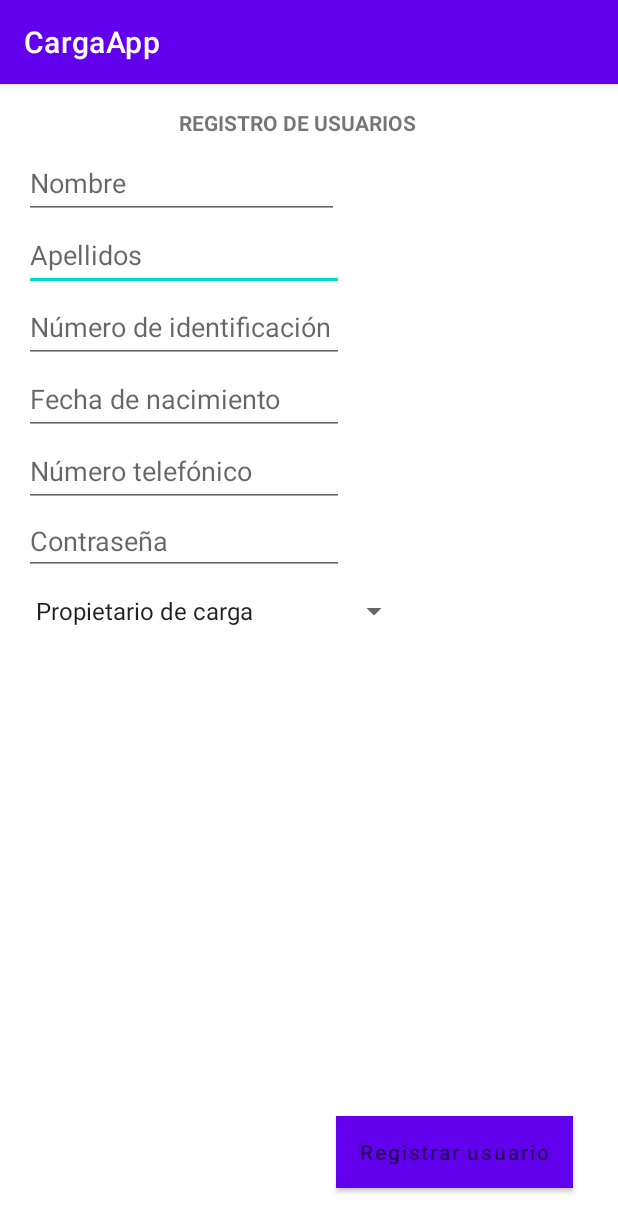
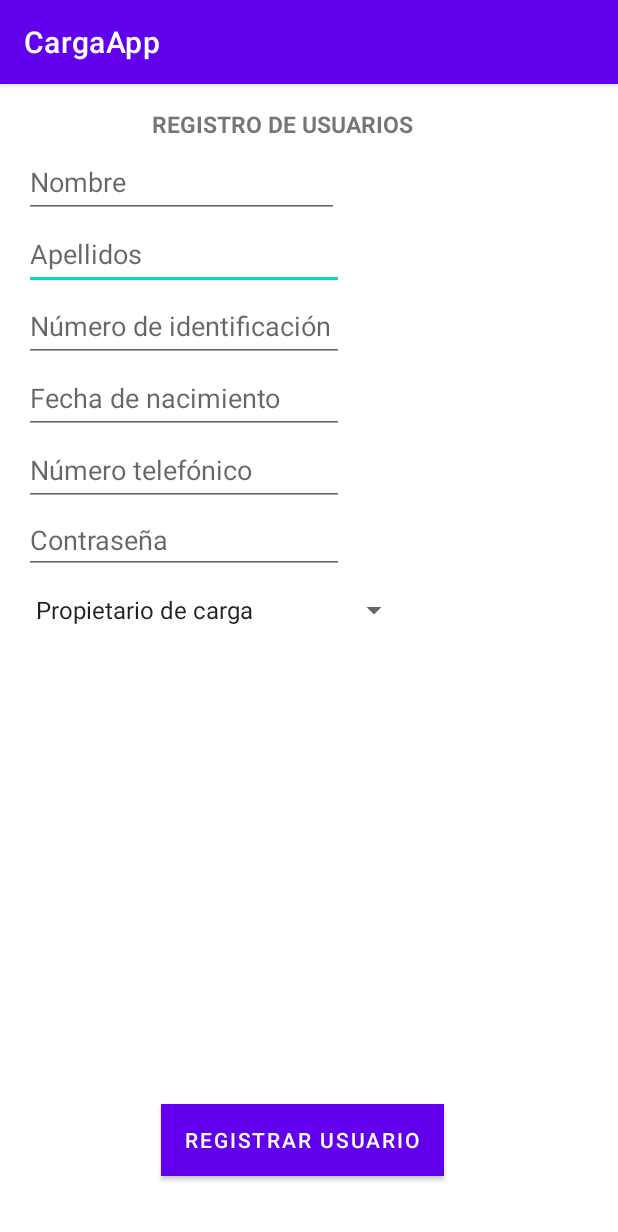
Before and after one commit to jefry1722/CargaApp, an Android app: the Registro screen opened directly, with no data from a screen before it, on a phone screen of 412 x 824 dp. Shown: the top 1232 px of the screen. Run offline under Robolectric (Android 15) with nearby library versions, the phone set to English and light mode, and no system bars.

Commit message:
Interfaz de inicio y registro

```diff
--- a/app/src/main/res/layout/activity_registro.xml
+++ b/app/src/main/res/layout/activity_registro.xml
@@ -17,9 +17,10 @@
 
     <TextView
         android:id="@+id/textView"
-        android:layout_width="173dp"
-        android:layout_height="26dp"
+        android:layout_width="210dp"
+        android:layout_height="25dp"
         android:text="REGISTRO DE USUARIOS"
+        android:textSize="15dp"
         android:textStyle="bold"
         app:layout_constraintEnd_toEndOf="parent"
         app:layout_constraintStart_toStartOf="parent"
@@ -90,14 +91,14 @@
         android:id="@+id/registro"
         android:layout_width="wrap_content"
         android:layout_height="wrap_content"
-        android:layout_marginBottom="16dp"
+        android:layout_marginBottom="24dp"
         android:background="#0000ff"
-        android:hint="Registrar usuario"
+        android:text="Registrar usuario"
         android:onClick="registrarUsuario"
-        android:textColor="#ffffff"
+        android:textColor="#FFFFFF"
         app:layout_constraintBottom_toBottomOf="parent"
         app:layout_constraintEnd_toEndOf="parent"
-        app:layout_constraintHorizontal_bias="0.936"
+        app:layout_constraintHorizontal_bias="0.476"
         app:layout_constraintStart_toStartOf="parent"
         tools:ignore="MissingConstraints" />
 
```
Also changed, not shown: app/src/main/res/layout/activity_login.xml (+21 -0 lines), app/src/main/res/mipmap-xxxhdpi/login.png (added).
